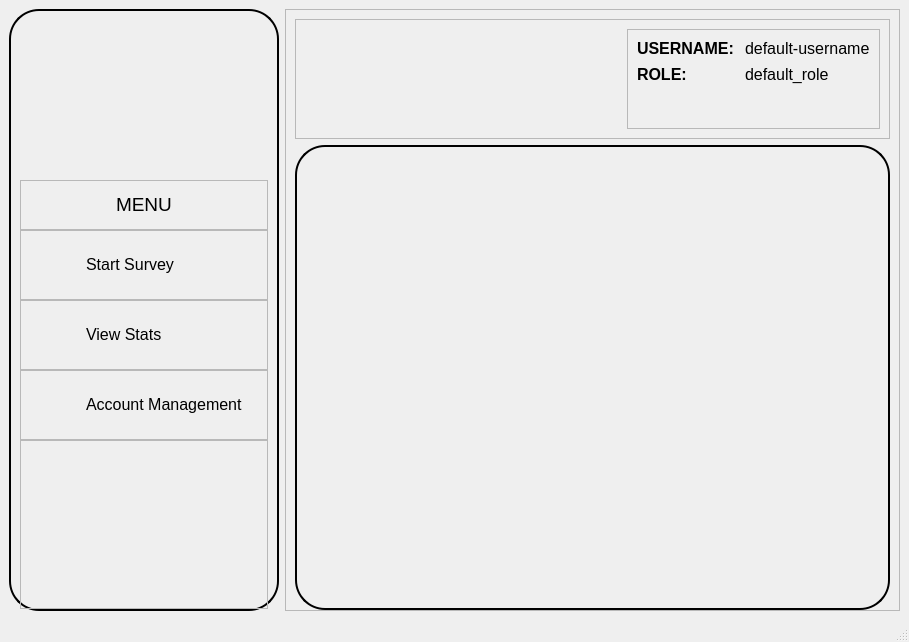
mikukula/SAT, file src/ui_design/dashboard.ui: the form before one commit.
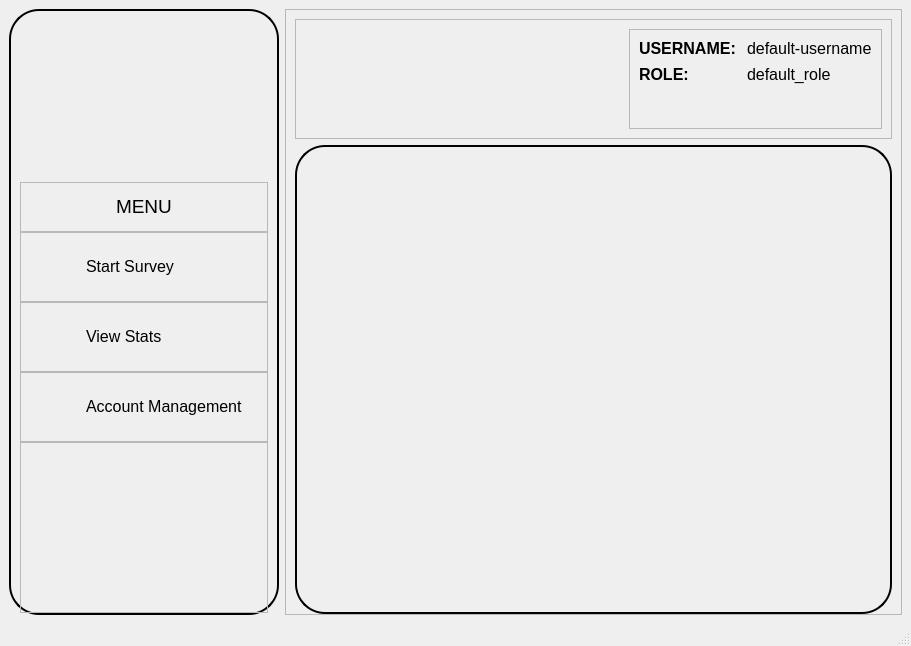
The form after the commit. Icons and pictures are not drawn.

Diff of the .ui file:
```diff
--- a/src/ui_design/dashboard.ui
+++ b/src/ui_design/dashboard.ui
@@ -6,8 +6,8 @@
    <rect>
     <x>0</x>
     <y>0</y>
-    <width>909</width>
-    <height>642</height>
+    <width>911</width>
+    <height>646</height>
    </rect>
   </property>
   <property name="windowTitle">
```
Left out of the diff: 2 changed lines with no effect on the pictures.
